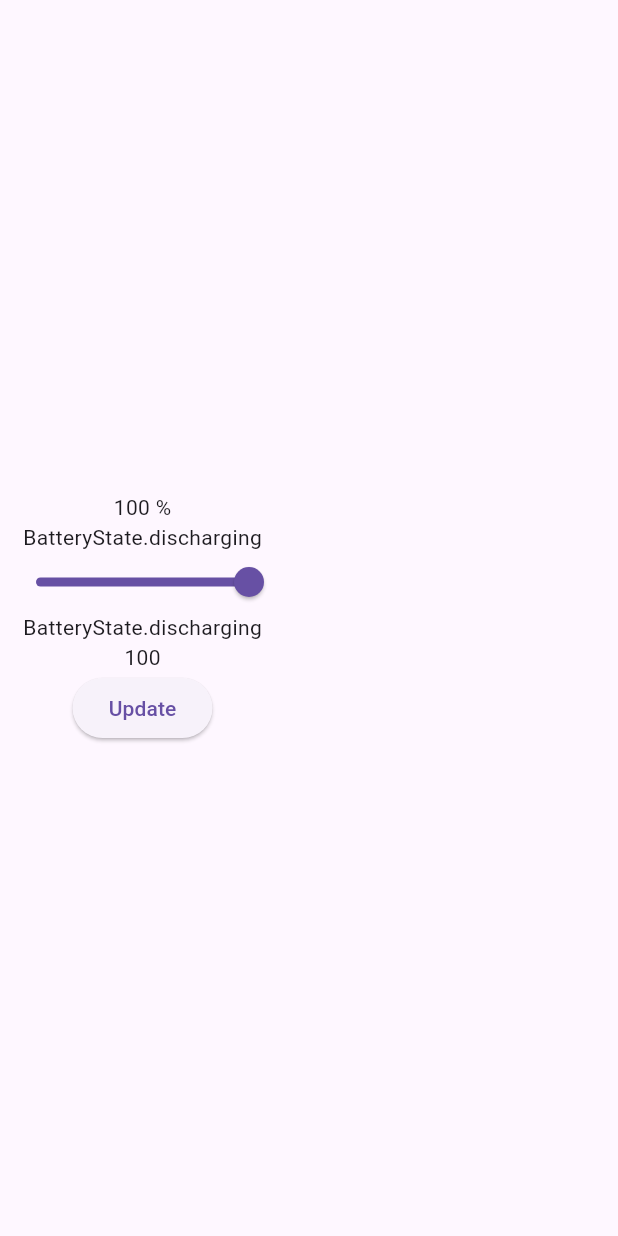
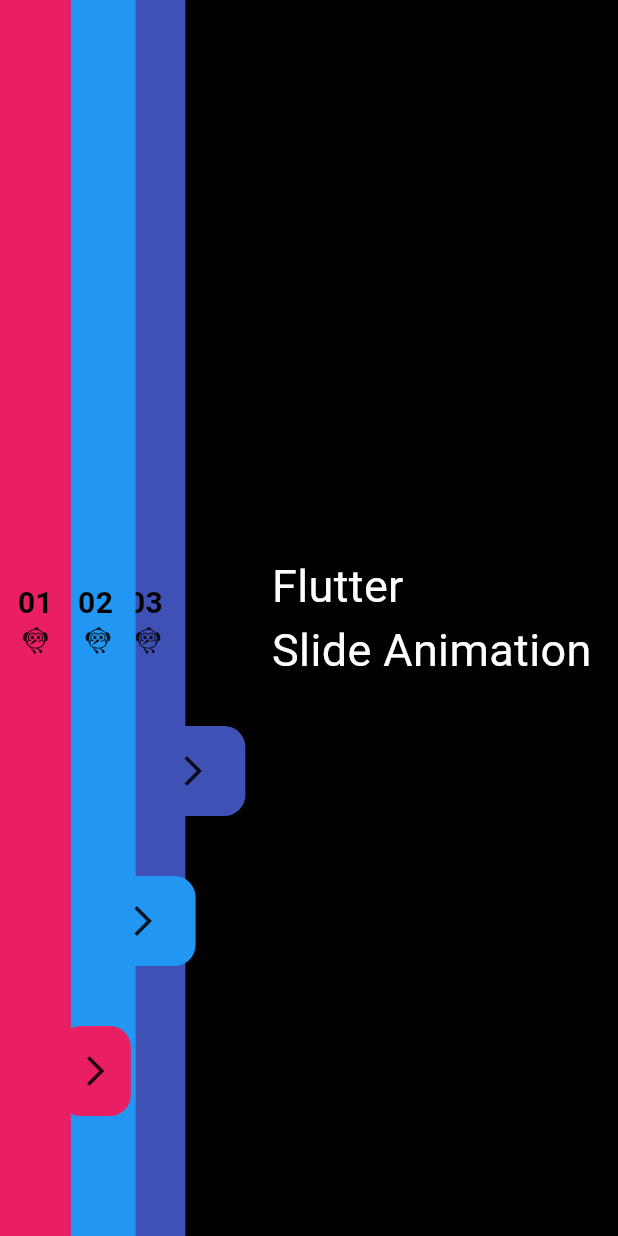
Before and after one commit to Khushnu/widgets, a Flutter app: the screen it shows after launch, on a phone screen of 412 x 824 dp. Run offline on Flutter 3.47's test engine with Material 3 defaults, Android fonts, the phone set to English and light mode, and no system bars; our stand-ins replace battery_plus, lottie.

Commit message:
added slide animation widget

```diff
--- /dev/null
+++ b/lib/Screens/animated_widget.dart
@@ -0,0 +1,59 @@
+import 'package:flutter/cupertino.dart';
+import 'package:flutter/material.dart';
+import 'package:flutter/widgets.dart';
+
+class WidgetAnimate extends StatefulWidget {
+final bool isExpanded;
+final Function() ontap;
+final double width;
+final double height;
+final double paddd;
+final Color bgCOlor;
+final Color contCOlor;
+final Widget child;
+  const WidgetAnimate({super.key,
+
+   this.isExpanded = false, required this.ontap, required this.width, required this.height, required this.bgCOlor, required this.child, required this.paddd, required this.contCOlor});
+
+  @override
+  State<WidgetAnimate> createState() => _AnimatedWidgetState();
+}
+
+class _AnimatedWidgetState extends State<WidgetAnimate> {
+  @override
+  Widget build(BuildContext context) {
+    return  AnimatedContainer(duration: const Duration(seconds: 1),
+          curve: Curves.fastEaseInToSlowEaseOut,
+          width: widget.isExpanded ? widget.width : widget.width,
+          height: widget.height ,
+          color: widget.bgCOlor,
+          child: Stack(
+
+            children: [
+
+              Padding(
+                padding: EdgeInsets.symmetric(vertical: widget.paddd),
+                child: Align(
+                  alignment: Alignment.bottomRight,
+                  child: GestureDetector(
+                    onTap: widget.ontap,
+                    child: Transform.translate(
+                      offset: const Offset(40, 0),
+                      child: Container(
+                                  height: 60,
+                                  width: 70,
+                                  decoration: BoxDecoration(
+                                    borderRadius: BorderRadius.circular(14),
+                                    color: widget.contCOlor),
+                                  child:  Icon(widget.isExpanded ?  Icons.arrow_back_ios : Icons.arrow_forward_ios),
+                                ),
+                    ),
+                  ),
+                ),
+              ),
+              widget.child,
+            ],
+          ),
+          );
+  }
+}
--- a/lib/main.dart
+++ b/lib/main.dart
@@ -6,6 +6,8 @@ import 'package:widgets_/home.dart';
 import 'package:widgets_/menu.dart';
 import 'package:widgets_/model.dart';
 import 'package:widgets_/person.dart';
+import 'package:widgets_/slide_animation.dart';
+import 'package:widgets_/stream_tutorial.dart';
 
 
 void main(List<String> args) {
@@ -16,7 +18,7 @@ class MyApp extends StatelessWidget {
   @override
   Widget build(BuildContext context) {
     return const MaterialApp(
-      home: BatteryInfoScreen(),
+      home: SlideAnimation(),
     );
   }
 }
--- /dev/null
+++ b/lib/slide_animation.dart
@@ -0,0 +1,141 @@
+import 'package:flutter/cupertino.dart';
+import 'package:flutter/material.dart';
+import 'package:flutter/widgets.dart';
+import 'package:widgets_/Screens/animated_widget.dart';
+
+class SlideAnimation extends StatefulWidget {
+  const SlideAnimation({super.key});
+
+  @override
+  State<SlideAnimation> createState() => _SlideAnimationState();
+}
+
+class _SlideAnimationState extends State<SlideAnimation> {
+  bool isExpandedcont1 = false;
+  bool isExpandedcont2 = false;
+  bool isExpandedcont3 = false;
+  bool isExpandedcont4 = false;
+  double cont1 = 10;
+  @override
+  Widget build(BuildContext context) {
+    double screenHeight = MediaQuery.sizeOf(context).height;
+    double screenWidth = MediaQuery.sizeOf(context).width;
+
+    return Scaffold(
+      backgroundColor: Colors.black,
+      body: Stack(
+        children: [
+          const Padding(
+            padding:  EdgeInsets.symmetric(horizontal: 10),
+            child: Align(
+              alignment: Alignment.centerRight,
+              child: Text('Flutter \nSlide Animation ', style: TextStyle(
+                fontSize: 30,
+                color: Colors.white),),
+            ),
+          ),
+          WidgetAnimate(
+            isExpanded: isExpandedcont3,
+            ontap: (){
+            setState(() {
+               isExpandedcont3 = !isExpandedcont3;
+            });
+
+          },
+           width: isExpandedcont3 ? screenWidth * 0.9 : screenWidth * 0.3 ,
+           height: screenHeight,
+           bgCOlor: Colors.indigo,
+           contCOlor: Colors.indigo,
+            paddd: 280,
+            child:  Padding(
+              padding:  EdgeInsets.symmetric(vertical: 130,horizontal: isExpandedcont3 ? 30 : 15),
+              child: Column(
+                mainAxisSize: MainAxisSize.max,
+                crossAxisAlignment:  CrossAxisAlignment.end,
+
+                mainAxisAlignment: MainAxisAlignment.center,
+                children: [
+                  const Row(
+                    mainAxisSize: MainAxisSize.max,
+                    children: [],
+                  ),
+                  Text('03', style: TextStyle(
+                  fontSize:  isExpandedcont3 ? 40 :20,
+                  fontWeight: FontWeight.bold,
+
+                  color: Colors.black),),
+                  Icon(Icons.flutter_dash_outlined, size:  isExpandedcont3 ? 70 : 20,)
+                ],
+              ),
+            )),
+          WidgetAnimate(
+            isExpanded: isExpandedcont2,
+            ontap: (){
+            setState(() {
+               isExpandedcont2 = !isExpandedcont2;
+            });
+
+          },
+           width: isExpandedcont2 ? screenWidth * 0.8 - 60 : screenWidth * 0.2 +8,
+           height: screenHeight,
+           bgCOlor: Colors.blue,
+           contCOlor: Colors.blue,
+            paddd: 180,
+            child:  Padding(
+              padding:  EdgeInsets.symmetric(vertical: 130,horizontal: isExpandedcont2 ? 30 : 15),
+              child: Column(
+                mainAxisSize: MainAxisSize.max,
+                crossAxisAlignment:  CrossAxisAlignment.end,
+
+                mainAxisAlignment: MainAxisAlignment.center,
+                children: [
+                  const Row(
+                    mainAxisSize: MainAxisSize.max,
+                    children: [],
+                  ),
+                  Text('02', style: TextStyle(
+                  fontSize:  isExpandedcont2 ? 40 :20,
+                  fontWeight: FontWeight.bold,
+                  color: Colors.black),),
+                  Icon(Icons.flutter_dash_outlined, size:  isExpandedcont2 ? 70 : 20,)
+                ],
+              ),
+            )),
+          WidgetAnimate(
+            isExpanded: isExpandedcont1,
+            ontap: (){
+            setState(() {
+               isExpandedcont1 = !isExpandedcont1;
+            });
+          },
+           width: isExpandedcont1 ? screenWidth * 0.4 : screenWidth * 0.1 + 6,
+           height: screenHeight,
+           bgCOlor: Colors.pink,
+           contCOlor: Colors.pink,
+            paddd: 80,
+            child:  Padding(
+              padding: const EdgeInsets.symmetric(vertical: 130),
+              child: Column(
+                 crossAxisAlignment:  CrossAxisAlignment.center,
+
+                mainAxisAlignment: MainAxisAlignment.center,
+                mainAxisSize: MainAxisSize.max,
+                children: [
+                   const Row(
+                    children: [],
+                  ),
+                  Text('01', style: TextStyle(
+                  fontSize: isExpandedcont1 ? 50 :20,
+                  fontWeight: FontWeight.bold,
+                  color: Colors.black),),
+                   Icon(Icons.flutter_dash_outlined, size:  isExpandedcont1 ? 70 : 20,)
+                ],
+              ),
+            )),
+
+
+        ],
+      ),
+    );
+  }
+}
--- /dev/null
+++ b/lib/stream_tutorial.dart
@@ -0,0 +1,67 @@
+import 'dart:async';
+import 'dart:math';
+
+import 'package:flutter/material.dart';
+
+class StreamTutorial extends StatefulWidget {
+  const StreamTutorial({super.key});
+
+  @override
+  State<StreamTutorial> createState() => _StreamTutorialState();
+}
+
+class _StreamTutorialState extends State<StreamTutorial> {
+  Stream stream = Stream.periodic(Duration(seconds: 1), (int count) {
+    return count;
+  });
+  Color _colors = Colors.red;
+  late StreamSubscription _sub;
+  int counter = 0;
+
+  @override
+  void initState() {
+    // TODO: implement initState
+
+    _sub = stream.listen((event) {
+      setState(() {
+        counter = event;
+        _colors = Colors.primaries[Random().nextInt(Colors.primaries.length)];
+      });
+    });
+
+    super.initState();
+  }
+
+  @override
+  Widget build(BuildContext context) {
+    return Scaffold(
+      appBar: AppBar(
+        backgroundColor: _colors,
+      ),
+      backgroundColor: _colors,
+      body: Center(
+        child: Column(
+          mainAxisAlignment: MainAxisAlignment.center,
+          children: [
+            Text(
+              counter.toString(),
+              style: const TextStyle(
+                fontSize: 40,
+                fontWeight: FontWeight.bold,
+                color: Colors.black,
+              ),
+            )
+          ],
+        ),
+      ),
+    );
+
+
+  }
+  @override
+  void dispose() {
+    // TODO: implement dispose
+    _sub.cancel();
+    super.dispose();
+  }
+}
```
Also changed, not shown: pubspec.lock, 2 other files.
